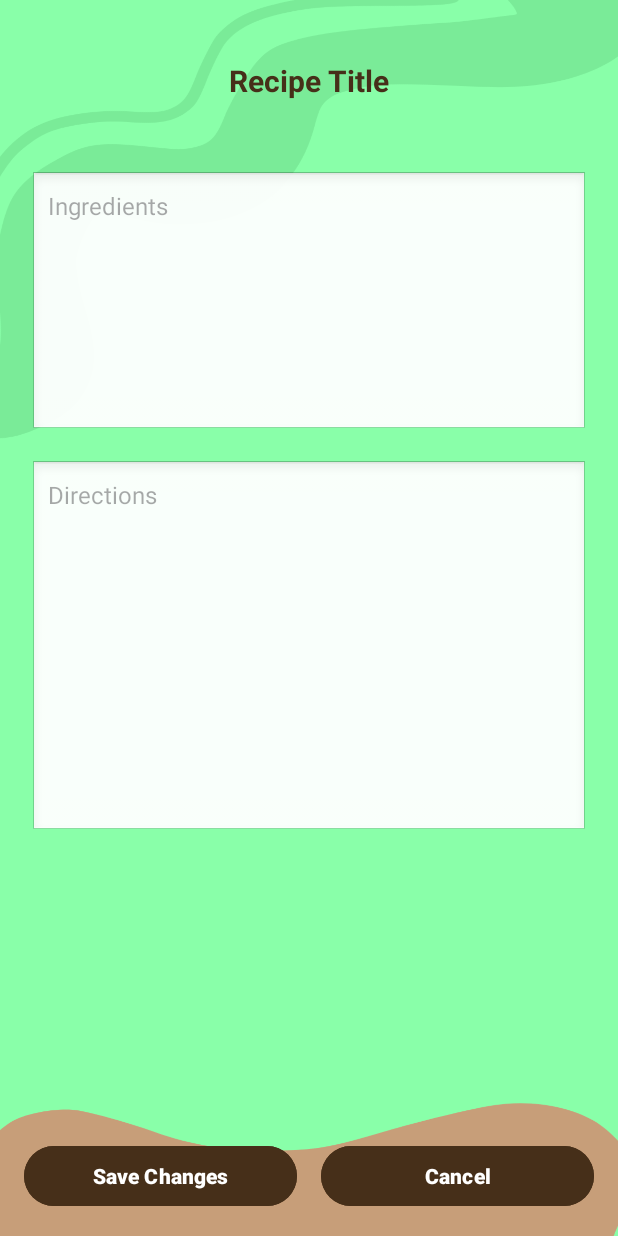
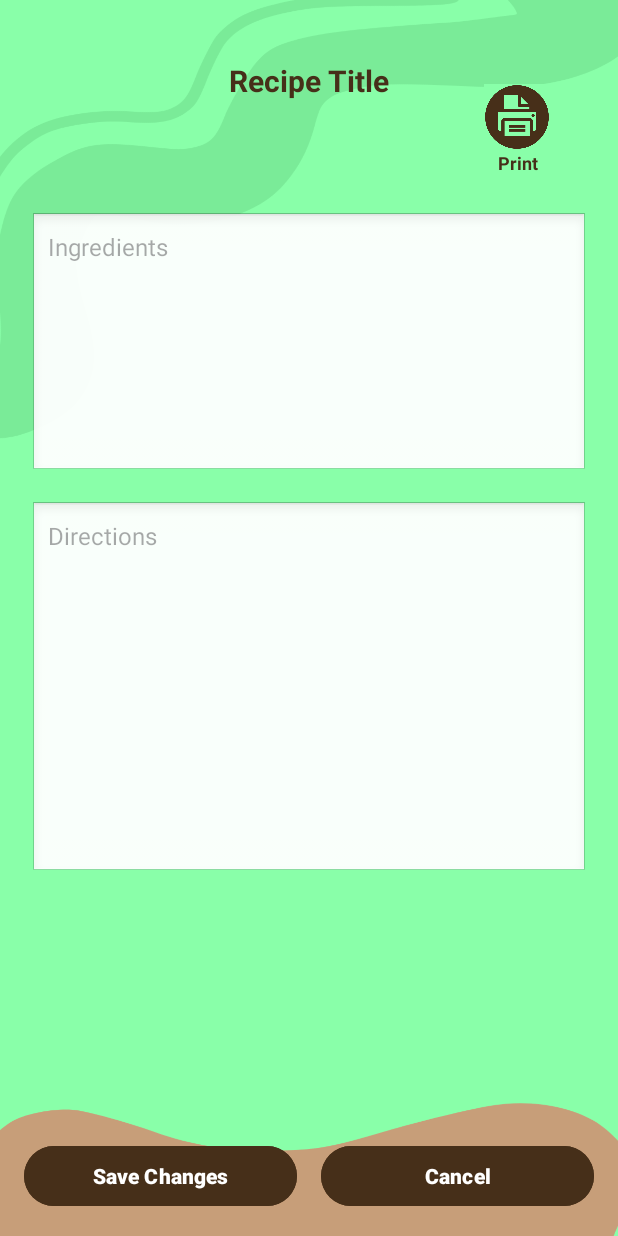
Before and after one commit to A-Stone-Mc/PanTreeMATerm, an Android app: the EditRecipeActivity screen opened directly, with no data from a screen before it, on a phone screen of 412 x 824 dp. Run offline under Robolectric (Android 15) with nearby library versions, the phone set to English and light mode, and no system bars.

Commit message:
Added Print Function

```diff
--- a/app/src/main/res/layout/activity_edit_recipe.xml
+++ b/app/src/main/res/layout/activity_edit_recipe.xml
@@ -8,10 +8,34 @@
     android:background="@drawable/secondbg"
     tools:context=".EditRecipeActivity">
 
+    <ImageView
+        android:id="@+id/printImage"
+        android:layout_width="56dp"
+        android:layout_height="44dp"
+        android:layout_marginStart="10dp"
+        android:layout_marginTop="56dp"
+        android:layout_marginEnd="15dp"
+        app:layout_constraintEnd_toEndOf="parent"
+        app:layout_constraintHorizontal_bias="0.0"
+        app:layout_constraintStart_toEndOf="@+id/editRecipeTitleText"
+        app:layout_constraintTop_toTopOf="parent"
+        app:srcCompat="@drawable/printing" />
+
+    <Button
+        android:id="@+id/printButton"
+        android:layout_width="57dp"
+        android:layout_height="43dp"
+        android:layout_marginStart="10dp"
+        android:layout_marginBottom="15dp"
+        android:backgroundTint="#00FFFFFF"
+        app:layout_constraintBottom_toBottomOf="@+id/printText"
+        app:layout_constraintStart_toEndOf="@+id/editRecipeTitleText"
+        tools:visibility="visible" />
+
     <TextView
         android:id="@+id/editRecipeTitleText"
-        android:layout_width="207dp"
-        android:layout_height="54dp"
+        android:layout_width="201dp"
+        android:layout_height="81dp"
         android:layout_marginTop="40dp"
         android:text="Recipe Title"
         android:textAlignment="center"
@@ -65,6 +89,7 @@
                 android:padding="12dp"
                 android:textColor="@android:color/black"
                 android:textSize="16sp" />
+
         </LinearLayout>
     </ScrollView>
 
@@ -101,4 +126,17 @@
             android:textColor="@android:color/white"
             android:layout_marginStart="8dp"/>
     </LinearLayout>
+
+    <TextView
+        android:id="@+id/printText"
+        android:layout_width="wrap_content"
+        android:layout_height="wrap_content"
+        android:layout_marginStart="25dp"
+        android:text="Print"
+        android:textColor="@color/ic_launcher_background"
+        android:textSize="12sp"
+        android:textStyle="bold"
+        app:layout_constraintStart_toEndOf="@+id/editRecipeTitleText"
+        app:layout_constraintTop_toBottomOf="@+id/printImage" />
+
 </androidx.constraintlayout.widget.ConstraintLayout>
```
Also changed, not shown: app/src/main/java/com/example/pantree/EditRecipeActivity.kt (+55 -0 lines), app/src/main/res/drawable/printing.png (added).
